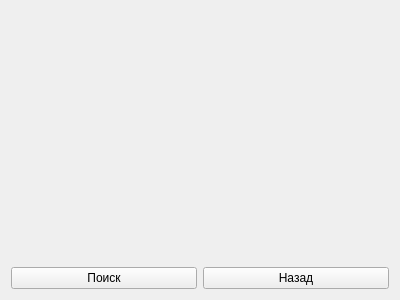
This is src/core/find/findrent.ui in Arox/makler as Qt 5 draws it before an edit. The edited form follows.
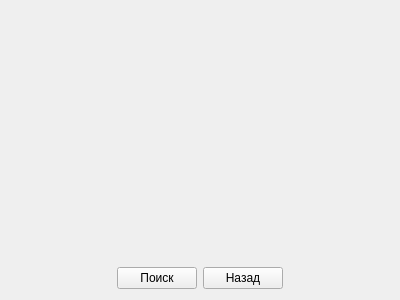
This is the edited form.

What changed in the file:
```diff
--- a/src/core/find/findrent.ui
+++ b/src/core/find/findrent.ui
@@ -13,8 +13,21 @@
   <property name="windowTitle">
    <string>Form</string>
   </property>
-  <layout class="QGridLayout" name="gridLayout">
-   <item row="0" column="0">
+  <layout class="QHBoxLayout" name="horizontalLayout_2">
+   <item>
+    <spacer name="horizontalSpacer">
+     <property name="orientation">
+      <enum>Qt::Horizontal</enum>
+     </property>
+     <property name="sizeHint" stdset="0">
+      <size>
+       <width>40</width>
+       <height>20</height>
+      </size>
+     </property>
+    </spacer>
+   </item>
+   <item>
     <layout class="QVBoxLayout" name="mainLayout">
      <item>
       <spacer name="verticalSpacer">
@@ -49,6 +62,19 @@
      </item>
     </layout>
    </item>
+   <item>
+    <spacer name="horizontalSpacer_2">
+     <property name="orientation">
+      <enum>Qt::Horizontal</enum>
+     </property>
+     <property name="sizeHint" stdset="0">
+      <size>
+       <width>40</width>
+       <height>20</height>
+      </size>
+     </property>
+    </spacer>
+   </item>
   </layout>
  </widget>
  <resources/>
```
